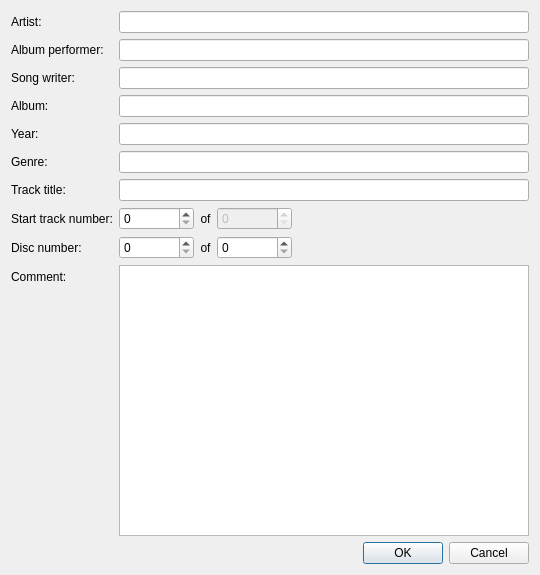
The window that gui/tageditor/tageditor.ui (flacon/flacon) describes before a commit, drawn with Qt 5.
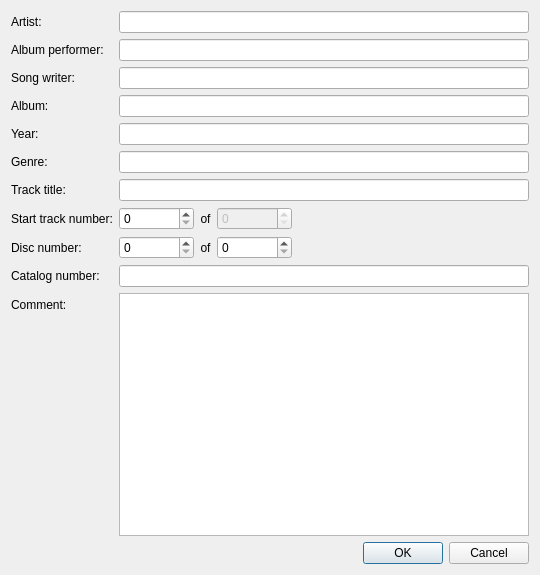
The same window after the commit. Custom widgets are drawn as their Qt base class.

Commit message: Close issue #243: I need support for the catalog number

```diff
--- a/gui/tageditor/tageditor.ui
+++ b/gui/tageditor/tageditor.ui
@@ -206,16 +206,26 @@
        </item>
       </layout>
      </item>
-     <item row="9" column="0">
+     <item row="10" column="0">
       <widget class="QLabel" name="trackCommentLabel">
        <property name="text">
         <string>Comment:</string>
        </property>
       </widget>
      </item>
-     <item row="9" column="1">
+     <item row="10" column="1">
       <widget class="TrackTagTextEdit" name="commentEdit"/>
      </item>
+     <item row="9" column="0">
+      <widget class="QLabel" name="catalogLabel">
+       <property name="text">
+        <string comment="Music tag name" extracomment="Music tag name">Catalog number:</string>
+       </property>
+      </widget>
+     </item>
+     <item row="9" column="1">
+      <widget class="AlbumTagLineEdit" name="catalogEdit"/>
+     </item>
     </layout>
    </item>
    <item>
```
Left out of the diff: 2 changed lines with no effect on the pictures. The commit also changes 19 other files.
